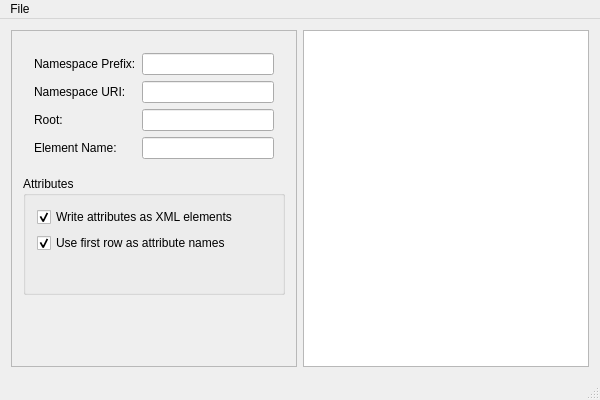
The window that QCSVToXML/qcsvtoxml.ui (Ephphatha/QCSVToXML) describes before a commit, drawn with Qt 5.
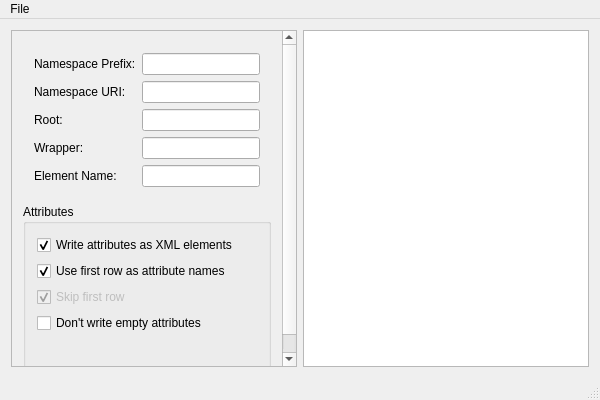
The same window after the commit. Icons and pictures are not drawn.

Commit message: Feature complete version - exports to XML with namespace prefixes.

What changed in the file:
```diff
--- a/QCSVToXML/qcsvtoxml.ui
+++ b/QCSVToXML/qcsvtoxml.ui
@@ -33,6 +33,9 @@
         <item>
          <widget class="QWidget" name="widgetDocProperties" native="true">
           <layout class="QFormLayout" name="formLayout">
+           <property name="fieldGrowthPolicy">
+            <enum>QFormLayout::AllNonFixedFieldsGrow</enum>
+           </property>
            <item row="1" column="0">
             <widget class="QLabel" name="labelNamespacePrefix">
              <property name="text">
@@ -76,6 +79,16 @@
             <widget class="QLineEdit" name="lineEditRoot"/>
            </item>
            <item row="4" column="0">
+            <widget class="QLabel" name="labelWrapper">
+             <property name="text">
+              <string>Wrapper:</string>
+             </property>
+            </widget>
+           </item>
+           <item row="4" column="1">
+            <widget class="QLineEdit" name="lineEditWrapper"/>
+           </item>
+           <item row="5" column="0">
             <widget class="QLabel" name="labelElement">
              <property name="text">
               <string>Element Name:</string>
@@ -85,7 +98,7 @@
              </property>
             </widget>
            </item>
-           <item row="4" column="1">
+           <item row="5" column="1">
             <widget class="QLineEdit" name="lineEditElement"/>
            </item>
           </layout>
@@ -117,6 +130,26 @@
              </property>
             </widget>
            </item>
+           <item>
+            <widget class="QCheckBox" name="checkBoxSkipFirstRow">
+             <property name="enabled">
+              <bool>false</bool>
+             </property>
+             <property name="text">
+              <string>Skip first row</string>
+             </property>
+             <property name="checked">
+              <bool>true</bool>
+             </property>
+            </widget>
+           </item>
+           <item>
+            <widget class="QCheckBox" name="checkBoxSuppressEmptyAttributes">
+             <property name="text">
+              <string>Don't write empty attributes</string>
+             </property>
+            </widget>
+           </item>
            <item>
             <widget class="QWidget" name="widgetAttributes" native="true">
              <layout class="QFormLayout" name="formLayoutWidgetAttributes">
```
Left out of the diff: 40 changed lines with no effect on the pictures. The commit also changes 2 other files.
